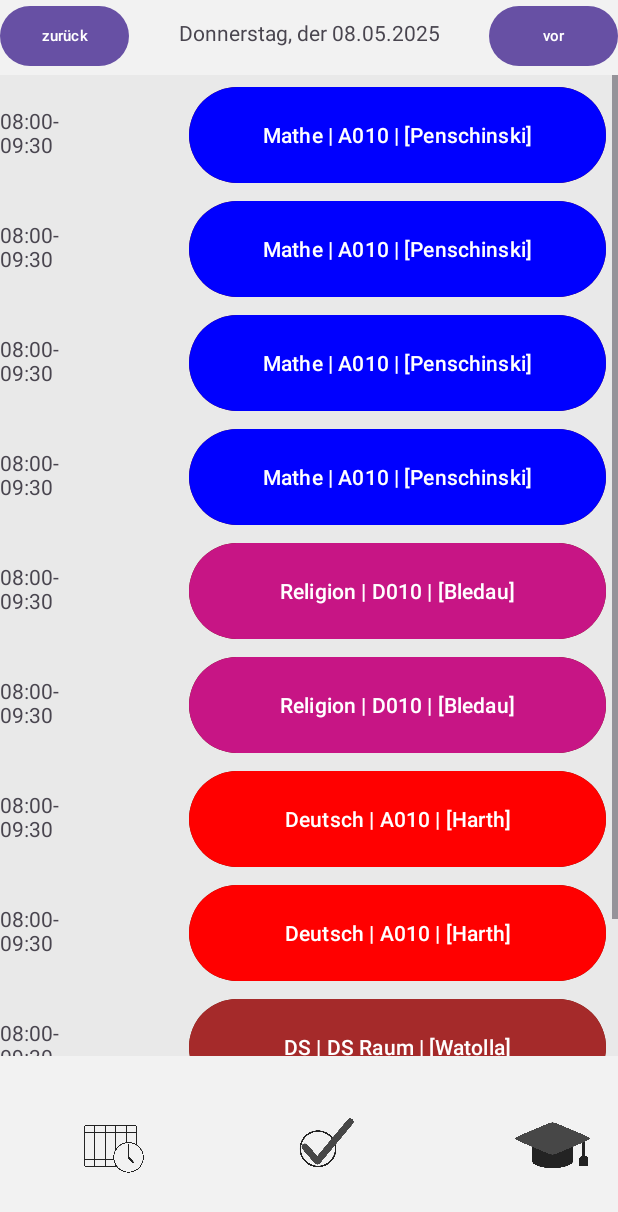
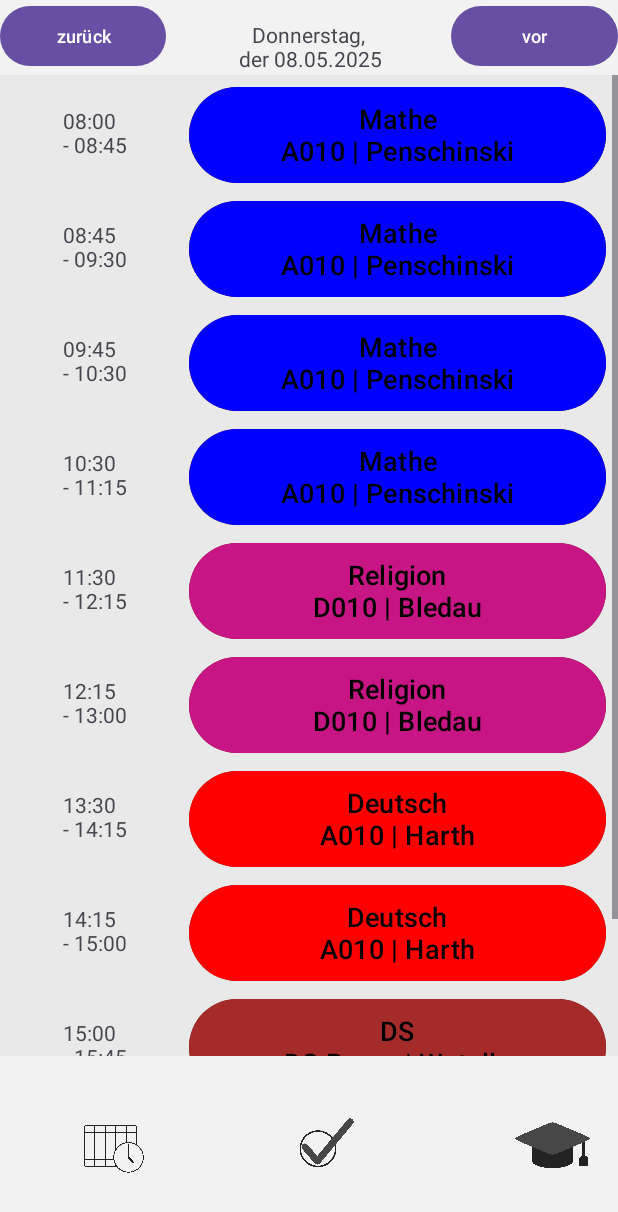
Before and after one commit to KevinGebert07/Schulplaner-Android-App, an Android app: the TimetableActivity screen opened directly, with no data from a screen before it, after a tap on "zurück", on a phone screen of 412 x 824 dp. Shown: the top 1212 px of the screen. Run offline under Robolectric (Android 15) with nearby library versions, the phone set to English and light mode, and no system bars.

Commit message:
Kleine Anpassungen Stundenplan Activity, Schriftgröße etc. Deaktivieren des DarkMode. Funktionierung der Stundenanzeige für die Zeit.

```diff
--- a/app/src/main/java/de/StundenplanHelden/schulplaner_android_app/Fach.java
+++ b/app/src/main/java/de/StundenplanHelden/schulplaner_android_app/Fach.java
@@ -50,6 +50,7 @@ public class Fach {
         return avg;
     }
 
+
     @Override
     public String toString(){
         return "Ich bin "+ bezeichnung;
--- a/app/src/main/java/de/StundenplanHelden/schulplaner_android_app/MainActivity.java
+++ b/app/src/main/java/de/StundenplanHelden/schulplaner_android_app/MainActivity.java
@@ -8,6 +8,7 @@ import android.view.View;
 import androidx.activity.EdgeToEdge;
 import androidx.annotation.ColorInt;
 import androidx.appcompat.app.AppCompatActivity;
+import androidx.appcompat.app.AppCompatDelegate;
 import androidx.core.graphics.Insets;
 import androidx.core.view.ViewCompat;
 import androidx.core.view.WindowInsetsCompat;
@@ -39,6 +40,9 @@ public class MainActivity extends AppCompatActivity {
             v.setPadding(systemBars.left, systemBars.top, systemBars.right, systemBars.bottom);
             return insets;
         });
+        AppCompatDelegate.setDefaultNightMode(AppCompatDelegate.MODE_NIGHT_NO);
+
+
         createFiles();
 
         Verwaltung verwaltung = Verwaltung.getInstance();
--- a/app/src/main/java/de/StundenplanHelden/schulplaner_android_app/TimetableActivity.java
+++ b/app/src/main/java/de/StundenplanHelden/schulplaner_android_app/TimetableActivity.java
@@ -65,13 +65,11 @@ public class TimetableActivity extends AppCompatActivity {
         else {
             currentDatum = Datum.Heute();
         }
-        DatumText.setText(Datum.berechneWochentag(currentDatum)+", der "+ currentDatum.toString());
-
+        DatumText.setText(Datum.berechneWochentag(currentDatum)+",\n der "+ currentDatum.toString());
 
         //Heutige Unterrichtsstunden laden
         Schultag heute = verwaltung.stundenplan.sw1.getSchultag(Datum.berechneWochentagInt(currentDatum));
         ArrayList<Unterrichtsstunde> unterrichtsstunden = heute.unterrichtsstunden;
-
 
         for (int i = 0; i < unterrichtsstunden.size(); i++){
             //Erstelle eine Stunde Ding in xml
@@ -79,9 +77,11 @@ public class TimetableActivity extends AppCompatActivity {
 
             //Fülle Daten von Unterrichtsstunde in Button und TextView
             Unterrichtsstunde heuteStunde = unterrichtsstunden.get(i);
-            String btnText = heuteStunde.fach.bezeichnung + " | " + heuteStunde.raum + " | "+ heuteStunde.lehrer.toString();
+            String btnText = heuteStunde.fach.bezeichnung + "\n" + heuteStunde.raum + " | "+ heuteStunde.getLehrer();
             int btnColor = heuteStunde.fach.farbe;
             Button btn = (Button) findViewById(IDs.get("btn"+i));
+            TextView txt = (TextView) findViewById(IDs.get("txt"+i));
+            txt.setText(heuteStunde.getZeit());
             btn.setText(btnText);
             btn.setBackgroundColor(btnColor);
         }
@@ -101,7 +101,6 @@ public class TimetableActivity extends AppCompatActivity {
     private void InflateToXml(){
         LinearLayout parentLayout = findViewById(R.id.parentLayout);
 
-
         // Layout programmatisch "inflaten"
         View included = LayoutInflater.from(this).inflate(R.layout.lesson_item, parentLayout, false);
         ConstraintLayout includedLayout = (ConstraintLayout) included;
@@ -113,10 +112,15 @@ public class TimetableActivity extends AppCompatActivity {
         int btnID = View.generateViewId();
         btn.setId(btnID);
         txt.setId(txtID);
+
+        //Bei dem Text die LayoutParams setzen
+        ConstraintLayout.LayoutParams params = (ConstraintLayout.LayoutParams) txt.getLayoutParams();
+        params.endToStart = btnID;
+        txt.setLayoutParams(params);
+
         IDs.put("txt"+idCount, txtID);
         IDs.put("btn"+idCount, btnID);
         idCount++;
-
 
         // Das inflatete Layout zum Parent hinzufügen
         parentLayout.addView(included);
--- a/app/src/main/java/de/StundenplanHelden/schulplaner_android_app/Unterrichtsstunde.java
+++ b/app/src/main/java/de/StundenplanHelden/schulplaner_android_app/Unterrichtsstunde.java
@@ -15,4 +15,49 @@ public class Unterrichtsstunde {
         this.raum = raum;
         this.fach = fach;
     }
+
+    public String getLehrer(){
+        String s = lehrer.toString().replace("[","").replace("]","").replace(",","");
+        return s;
+    }
+
+    public String getZeit(){
+        String s = "";
+        switch (stunde) {
+            case "1":
+                s = "08:00\n- 08:45";
+                break;
+            case "2":
+                s = "08:45\n- 09:30";
+                break;
+            case "3":
+                s = "09:45\n- 10:30";
+                break;
+            case "4":
+                s = "10:30\n- 11:15";
+                break;
+            case "5":
+                s = "11:30\n- 12:15";
+                break;
+            case "6":
+                s = "12:15\n- 13:00";
+                break;
+            case "7":
+                s = "13:30\n- 14:15";
+                break;
+            case "8":
+                s = "14:15\n- 15:00";
+                break;
+            case "9":
+                s = "15:00\n- 15:45";
+                break;
+            case "10":
+                s = "15:45\n- 16:30";
+                break;
+            default:
+                s = "KACKE";
+                break;
+        }
+        return s;
+    }
 }
--- a/app/src/main/res/layout/activity_timetable.xml
+++ b/app/src/main/res/layout/activity_timetable.xml
@@ -30,7 +30,7 @@
                 android:layout_height="wrap_content"
                 android:layout_weight="1"
                 android:text="zurück"
-                android:textSize="10dp" />
+                android:textSize="12sp" />
 
             <TextView
                 android:id="@+id/Datum"
@@ -38,7 +38,8 @@
                 android:layout_height="wrap_content"
                 android:layout_weight="1"
                 android:text="Montag, der 48.14.20025"
-                android:textAlignment="center" />
+                android:textAlignment="center"
+                android:textSize="14sp" />
 
             <Button
                 android:id="@+id/next"
@@ -46,7 +47,7 @@
                 android:layout_height="wrap_content"
                 android:layout_weight="1"
                 android:text="vor"
-                android:textSize="10dp" />
+                android:textSize="12sp" />
         </LinearLayout>
 
         <ScrollView
--- a/app/src/main/res/layout/lesson_item.xml
+++ b/app/src/main/res/layout/lesson_item.xml
@@ -15,6 +15,8 @@
         android:layout_marginEnd="8dp"
         android:backgroundTint="#6D1805"
         android:text="DEUTSCH"
+        android:textColor="#000000"
+        android:textSize="18sp"
         app:layout_constraintEnd_toEndOf="parent"
         app:layout_constraintTop_toTopOf="parent" />
 
```
Also changed, not shown: app/src/main/java/de/StundenplanHelden/schulplaner_android_app/daten.json (deleted). Lines whose indentation alone changed are shown as unchanged.
